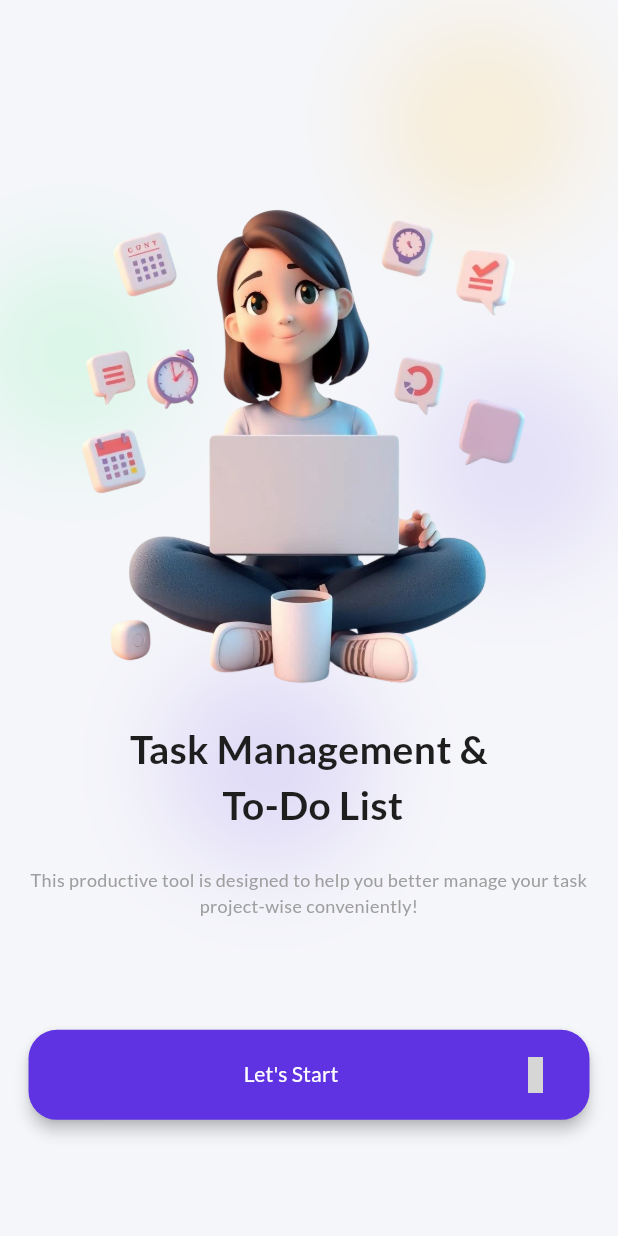
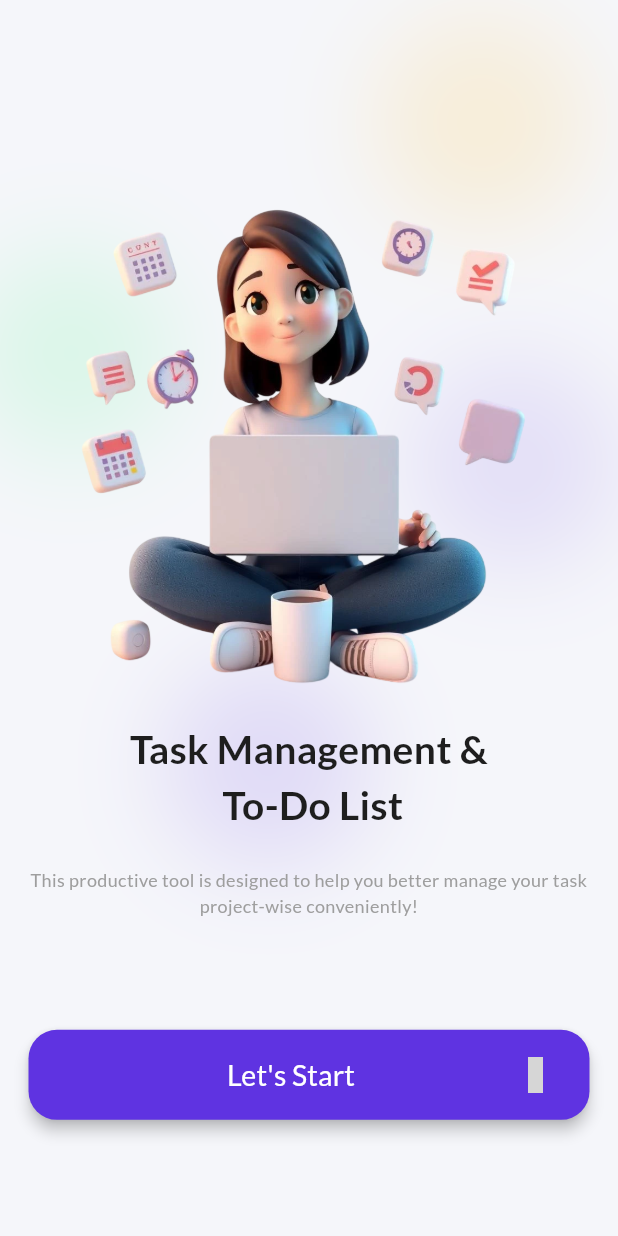
Before and after one commit to Abdelrahman2335/daily_activity, a Flutter app: the screen it shows after launch, on a phone screen of 412 x 824 dp. Run offline on Flutter 3.47's test engine with Material 3 defaults, Android fonts, the phone set to English and light mode, and no system bars; our stand-ins replace curved_navigation_bar, go_router, google_fonts, iconsax, percent_indicator, phosphor_flutter; grey boxes are pictures that could not be loaded.

Commit message:
adding CustomTextFormField

```diff
--- a/lib/core/utils/app_router.dart
+++ b/lib/core/utils/app_router.dart
@@ -1,4 +1,4 @@
-import 'package:daily_activity/features/add_task/presentation/views/add_task_view.dart';
+import 'package:daily_activity/features/add_task/presentation/views/add_project_view.dart';
 import 'package:daily_activity/features/home/presentation/views/today_task_view.dart';
 import 'package:daily_activity/layout.dart';
 import 'package:daily_activity/features/home/presentation/views/home_view.dart';
@@ -9,7 +9,7 @@ abstract class AppRouter {
   static const String kHomePage = "/home";
   static const String kLayOut = "/layOut";
   static const String kTodayTasks = "/todayTasks";
-  static const String kAddTask = "/addTask";
+  static const String kAddProject = "/addTask";
   static final GoRouter router = GoRouter(routes: [
     GoRoute(
       path: "/",
@@ -28,8 +28,8 @@ abstract class AppRouter {
       builder: (context, state) => const TodayTasksView(),
     ),
     GoRoute(
-      path: kAddTask,
-      builder: (context, state) => const AddTaskView(),
+      path: kAddProject,
+      builder: (context, state) => const AddProjectView(),
     ),
   ]);
 }
--- a/lib/core/widgets/secondary_button.dart
+++ b/lib/core/widgets/secondary_button.dart
@@ -1,4 +1,5 @@
 import 'package:daily_activity/core/utils/app_colors.dart';
+import 'package:daily_activity/core/utils/app_text_styles.dart';
 import 'package:flutter/material.dart';
 
 class SecondaryButton extends StatelessWidget {
@@ -9,36 +10,44 @@ class SecondaryButton extends StatelessWidget {
     this.icon,
     this.addIcon = false,
     this.height = 54,
+    this.width = double.infinity,
+    this.backgroundColor = AppColor.primary,
+    this.textColor = Colors.white,
   });
   final VoidCallback onPressed;
   final String text;
   final IconData? icon;
   final bool addIcon;
   final double height;
+  final double width;
+  final Color backgroundColor;
+  final Color textColor;
 
   @override
   Widget build(BuildContext context) {
     return SizedBox(
-      width: double.infinity,
+      width: width,
       height: height,
       child: ElevatedButton(
           style: ElevatedButton.styleFrom(
-            backgroundColor: AppColor.primary, // Purple background
+            backgroundColor: backgroundColor,
             shape: RoundedRectangleBorder(
-              borderRadius: BorderRadius.circular(19), // pill shape
+              borderRadius: BorderRadius.circular(19),
             ),
-            padding: EdgeInsets.symmetric(horizontal: 24, vertical: 16),
+            padding: EdgeInsets.symmetric(horizontal: 24, vertical: 6),
             elevation: 4,
           ),
           onPressed: onPressed,
           child: Row(
-            mainAxisSize: MainAxisSize.max,
             children: [
               Expanded(
                 child: Center(
                   child: Text(
                     text,
-                    style: TextStyle(color: Colors.white),
+                    style: AppTextStyles.textStyle19.copyWith(
+                      fontWeight: FontWeight.w500,
+                      color: textColor, // White text color
+                    ),
                   ),
                 ),
               ),
--- a/lib/features/home/presentation/widgets/home_app_bar.dart
+++ b/lib/features/home/presentation/widgets/home_app_bar.dart
@@ -40,7 +40,6 @@ class HomeAppBar extends StatelessWidget {
               ),
               Spacer(),
               IconButton(
-                padding: EdgeInsets.only(right: 14),
                 onPressed: () {
                   // Add notification action here
                 },
--- a/lib/features/welcome/presentation/widgets/welcome_view_body.dart
+++ b/lib/features/welcome/presentation/widgets/welcome_view_body.dart
@@ -4,7 +4,6 @@ import 'package:daily_activity/core/utils/assets.dart';
 import 'package:daily_activity/core/utils/constants.dart';
 import 'package:daily_activity/core/widgets/secondary_button.dart';
 import 'package:flutter/material.dart';
-import 'package:font_awesome_flutter/font_awesome_flutter.dart';
 import 'package:go_router/go_router.dart';
 import 'package:iconsax/iconsax.dart';
 
@@ -42,7 +41,8 @@ class WelcomeViewBody extends StatelessWidget {
               GoRouter.of(context).go(AppRouter.kLayOut);
             },
             text: "Let's Start",
-            icon: Iconsax.arrow_right_1,
+            icon: Iconsax.arrow_right_3,
+
             addIcon: true,
           ),
         ],
```
Also changed, not shown: lib/core/widgets/custom_text_form_field.dart (added, +45 -0 lines), lib/features/add_task/presentation/views/add_project_view.dart (renamed from lib/features/add_task/presentation/views/add_task_view.dart, +4 -4 lines), lib/features/add_task/presentation/widgets/add_project_view_body.dart (added, +78 -0 lines), lib/features/add_task/presentation/widgets/add_task_view_body.dart (deleted, +0 -17 lines), lib/features/add_task/presentation/widgets/custom_drop_down_button.dart (+2 -6 lines), lib/features/home/presentation/widgets/task_app_bar.dart (renamed from lib/features/home/presentation/widgets/today_task_app_bar.dart, +8 -5 lines), lib/features/home/presentation/widgets/today_task_view_body.dart (+5 -2 lines), lib/layout.dart (+28 -28 lines), 4 other files.
